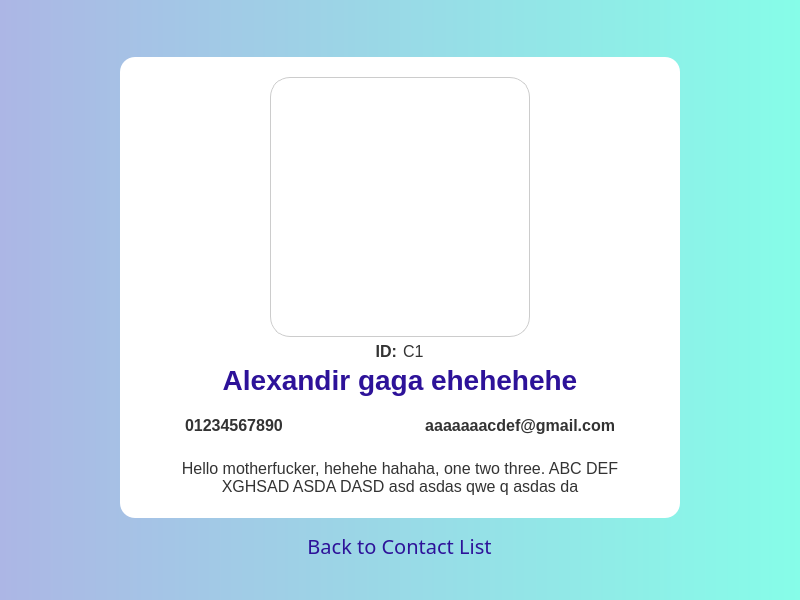
htrvu/contact-list-with-socket, file source/client/ui_mainwindow.ui: the form before one commit.
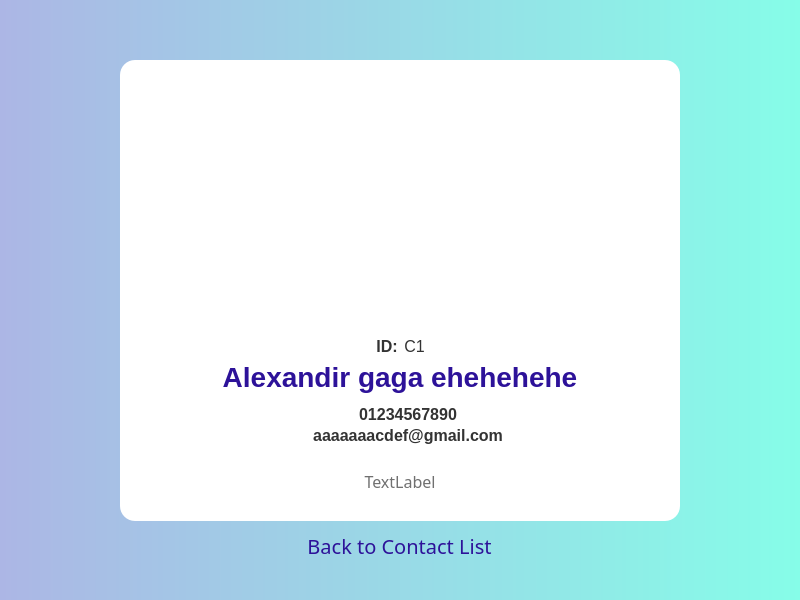
The form after the commit. The open tabs and pages were chosen to show the change. Icons and pictures are not drawn.

Commit message: link list page and detail page, show image from base64, infinite scroll

Diff of the .ui file:
```diff
--- a/source/client/ui_mainwindow.ui
+++ b/source/client/ui_mainwindow.ui
@@ -449,7 +449,7 @@
       <property name="geometry">
        <rect>
         <x>120</x>
-        <y>57</y>
+        <y>60</y>
         <width>560</width>
         <height>461</height>
        </rect>
@@ -460,37 +460,189 @@
 	border-radius: 15px;
 }</string>
       </property>
+      <layout class="QVBoxLayout" name="verticalLayout_4" stretch="0,0,0,0,0">
+       <property name="spacing">
+        <number>0</number>
+       </property>
+       <property name="sizeConstraint">
+        <enum>QLayout::SetDefaultConstraint</enum>
+       </property>
+       <property name="leftMargin">
+        <number>11</number>
+       </property>
+       <property name="topMargin">
+        <number>16</number>
+       </property>
+       <property name="rightMargin">
+        <number>11</number>
+       </property>
+       <property name="bottomMargin">
+        <number>12</number>
+       </property>
+       <item>
+        <widget class="QWidget" name="widget_4" native="true">
+         <property name="minimumSize">
+          <size>
+           <width>0</width>
+           <height>0</height>
+          </size>
+         </property>
+         <layout class="QHBoxLayout" name="horizontalLayout_2">
+          <property name="topMargin">
+           <number>0</number>
+          </property>
+          <property name="bottomMargin">
+           <number>5</number>
+          </property>
+          <item>
+           <spacer name="horizontalSpacer">
+            <property name="orientation">
+             <enum>Qt::Horizontal</enum>
+            </property>
+            <property name="sizeType">
+             <enum>QSizePolicy::Preferred</enum>
+            </property>
+            <property name="sizeHint" stdset="0">
+             <size>
+              <width>40</width>
+              <height>20</height>
+             </size>
+            </property>
+           </spacer>
+          </item>
+          <item>
       <widget class="QLabel" name="detailImg">
-       <property name="geometry">
-        <rect>
-         <x>150</x>
-         <y>20</y>
-         <width>260</width>
-         <height>260</height>
-        </rect>
-       </property>
-       <property name="styleSheet">
-        <string notr="true">border: 1px solid #ccc;
-border-radius: 20px;</string>
+            <property name="minimumSize">
+             <size>
+              <width>250</width>
+              <height>250</height>
+             </size>
+            </property>
+            <property name="maximumSize">
+             <size>
+              <width>250</width>
+              <height>250</height>
+             </size>
        </property>
        <property name="text">
         <string/>
        </property>
-       <property name="pixmap">
-        <pixmap>alexis_barnett.png</pixmap>
-       </property>
-       <property name="scaledContents">
-        <bool>true</bool>
-       </property>
-      </widget>
+           </widget>
+          </item>
+          <item>
+           <spacer name="horizontalSpacer_4">
+            <property name="orientation">
+             <enum>Qt::Horizontal</enum>
+            </property>
+            <property name="sizeType">
+             <enum>QSizePolicy::Preferred</enum>
+            </property>
+            <property name="sizeHint" stdset="0">
+             <size>
+              <width>40</width>
+              <height>20</height>
+             </size>
+            </property>
+           </spacer>
+          </item>
+         </layout>
+        </widget>
+       </item>
+       <item>
+        <widget class="QWidget" name="widget_8" native="true">
+         <property name="minimumSize">
+          <size>
+           <width>0</width>
+           <height>0</height>
+          </size>
+         </property>
+         <property name="maximumSize">
+          <size>
+           <width>16777215</width>
+           <height>30</height>
+          </size>
+         </property>
+         <property name="styleSheet">
+          <string notr="true">font-size: 16px;</string>
+         </property>
+         <layout class="QHBoxLayout" name="horizontalLayout_6">
+          <property name="leftMargin">
+           <number>0</number>
+          </property>
+          <property name="topMargin">
+           <number>0</number>
+          </property>
+          <property name="rightMargin">
+           <number>0</number>
+          </property>
+          <property name="bottomMargin">
+           <number>0</number>
+          </property>
+          <item>
+           <spacer name="horizontalSpacer_7">
+            <property name="orientation">
+             <enum>Qt::Horizontal</enum>
+            </property>
+            <property name="sizeHint" stdset="0">
+             <size>
+              <width>40</width>
+              <height>20</height>
+             </size>
+            </property>
+           </spacer>
+          </item>
+          <item>
+           <widget class="QLabel" name="label_13">
+            <property name="styleSheet">
+             <string notr="true">font-weight: bold;</string>
+            </property>
+            <property name="text">
+             <string>ID:</string>
+            </property>
+            <property name="alignment">
+             <set>Qt::AlignCenter</set>
+            </property>
+           </widget>
+          </item>
+          <item>
+           <widget class="QLabel" name="detailID">
+            <property name="text">
+             <string>C1</string>
+            </property>
+            <property name="alignment">
+             <set>Qt::AlignCenter</set>
+            </property>
+           </widget>
+          </item>
+          <item>
+           <spacer name="horizontalSpacer_8">
+            <property name="orientation">
+             <enum>Qt::Horizontal</enum>
+            </property>
+            <property name="sizeHint" stdset="0">
+             <size>
+              <width>40</width>
+              <height>20</height>
+             </size>
+            </property>
+           </spacer>
+          </item>
+         </layout>
+        </widget>
+       </item>
+       <item>
       <widget class="QLabel" name="detailName">
-       <property name="geometry">
-        <rect>
-         <x>0</x>
-         <y>297</y>
-         <width>560</width>
-         <height>51</height>
-        </rect>
+         <property name="minimumSize">
+          <size>
+           <width>0</width>
+           <height>0</height>
+          </size>
+         </property>
+         <property name="maximumSize">
+          <size>
+           <width>16777215</width>
+           <height>35</height>
+          </size>
        </property>
        <property name="styleSheet">
         <string notr="true">font-size: 28px;
@@ -501,42 +653,64 @@
         <string>Alexandir gaga ehehehehe</string>
        </property>
        <property name="alignment">
-        <set>Qt::AlignCenter</set>
-       </property>
-      </widget>
-      <widget class="QWidget" name="widget_3" native="true">
-       <property name="geometry">
-        <rect>
-         <x>50</x>
-         <y>344</y>
-         <width>460</width>
-         <height>48</height>
-        </rect>
-       </property>
-       <property name="styleSheet">
-        <string notr="true">QLabel {
-	font-size: 16px;
-	color: #333;
-}</string>
-       </property>
-       <layout class="QHBoxLayout" name="horizontalLayout_2" stretch="0,1,0,1,0">
-        <property name="sizeConstraint">
-         <enum>QLayout::SetDefaultConstraint</enum>
-        </property>
+          <set>Qt::AlignHCenter|Qt::AlignTop</set>
+         </property>
+        </widget>
+       </item>
+       <item>
+        <widget class="QWidget" name="widget_9" native="true">
+         <property name="minimumSize">
+          <size>
+           <width>0</width>
+           <height>0</height>
+          </size>
+         </property>
+         <property name="maximumSize">
+          <size>
+           <width>16777215</width>
+           <height>70</height>
+          </size>
+         </property>
+         <layout class="QVBoxLayout" name="verticalLayout_5">
+          <property name="spacing">
+           <number>0</number>
+          </property>
+          <property name="topMargin">
+           <number>8</number>
+          </property>
+          <property name="bottomMargin">
+           <number>8</number>
+          </property>
+          <item>
+           <widget class="QWidget" name="widget_10" native="true">
+            <layout class="QHBoxLayout" name="horizontalLayout_7">
         <property name="leftMargin">
          <number>0</number>
         </property>
         <property name="topMargin">
-         <number>5</number>
+              <number>0</number>
         </property>
         <property name="rightMargin">
          <number>0</number>
         </property>
         <property name="bottomMargin">
-         <number>5</number>
+              <number>0</number>
         </property>
         <item>
-         <widget class="QLabel" name="label_6">
+              <spacer name="horizontalSpacer_9">
+               <property name="orientation">
+                <enum>Qt::Horizontal</enum>
+               </property>
+               <property name="sizeHint" stdset="0">
+                <size>
+                 <width>40</width>
+                 <height>20</height>
+                </size>
+               </property>
+              </spacer>
+             </item>
+             <item>
+              <widget class="QLabel" name="label_14">
           <property name="maximumSize">
            <size>
             <width>32</width>
@@ -566,45 +740,67 @@
         </item>
         <item>
          <widget class="QLabel" name="detailPhone">
-          <property name="styleSheet">
-           <string notr="true">font-weight: bold;</string>
+               <property name="font">
+                <font>
+                 <pointsize>-1</pointsize>
+                 <weight>75</weight>
+                 <bold>true</bold>
+                </font>
           </property>
           <property name="text">
            <string>01234567890</string>
           </property>
-         </widget>
-        </item>
-        <item>
-         <spacer name="horizontalSpacer">
-          <property name="orientation">
-           <enum>Qt::Horizontal</enum>
-          </property>
-          <property name="sizeType">
-           <enum>QSizePolicy::Preferred</enum>
-          </property>
-          <property name="sizeHint" stdset="0">
-           <size>
-            <width>40</width>
-            <height>20</height>
-           </size>
-          </property>
-         </spacer>
-        </item>
-        <item>
-         <widget class="QLabel" name="detailMail">
-          <property name="styleSheet">
-           <string notr="true">font-weight: bold;</string>
-          </property>
-          <property name="text">
-           <string>aaaaaaacdef@gmail.com</string>
-          </property>
           <property name="alignment">
-           <set>Qt::AlignRight|Qt::AlignTrailing|Qt::AlignVCenter</set>
+                <set>Qt::AlignCenter</set>
           </property>
          </widget>
         </item>
         <item>
-         <widget class="QLabel" name="label_12">
+              <spacer name="horizontalSpacer_10">
+               <property name="orientation">
+                <enum>Qt::Horizontal</enum>
+               </property>
+               <property name="sizeHint" stdset="0">
+                <size>
+                 <width>40</width>
+                 <height>20</height>
+                </size>
+               </property>
+              </spacer>
+             </item>
+            </layout>
+           </widget>
+          </item>
+          <item>
+           <widget class="QWidget" name="widget_11" native="true">
+            <layout class="QHBoxLayout" name="horizontalLayout_8">
+             <property name="leftMargin">
+              <number>0</number>
+             </property>
+             <property name="topMargin">
+              <number>0</number>
+             </property>
+             <property name="rightMargin">
+              <number>0</number>
+             </property>
+             <property name="bottomMargin">
+              <number>0</number>
+             </property>
+             <item>
+              <spacer name="horizontalSpacer_11">
+               <property name="orientation">
+                <enum>Qt::Horizontal</enum>
+               </property>
+               <property name="sizeHint" stdset="0">
+                <size>
+                 <width>40</width>
+                 <height>20</height>
+                </size>
+               </property>
+              </spacer>
+             </item>
+             <item>
+              <widget class="QLabel" name="label_18">
           <property name="maximumSize">
            <size>
             <width>32</width>
@@ -622,69 +818,89 @@
           </property>
          </widget>
         </item>
-       </layout>
-      </widget>
-      <widget class="QWidget" name="widget_5" native="true">
-       <property name="geometry">
-        <rect>
-         <x>150</x>
-         <y>280</y>
-         <width>260</width>
-         <height>31</height>
-        </rect>
-       </property>
-       <property name="styleSheet">
-        <string notr="true">font-size: 16px;</string>
-       </property>
-       <layout class="QHBoxLayout" name="horizontalLayout_4">
+             <item>
+              <widget class="QLabel" name="detailEmail">
+               <property name="font">
+                <font>
+                 <pointsize>-1</pointsize>
+                 <weight>75</weight>
+                 <bold>true</bold>
+                </font>
+               </property>
+               <property name="text">
+                <string>aaaaaaacdef@gmail.com</string>
+               </property>
+               <property name="alignment">
+                <set>Qt::AlignCenter</set>
+               </property>
+              </widget>
+             </item>
+             <item>
+              <spacer name="horizontalSpacer_12">
+               <property name="orientation">
+                <enum>Qt::Horizontal</enum>
+               </property>
+               <property name="sizeHint" stdset="0">
+                <size>
+                 <width>40</width>
+                 <height>20</height>
+                </size>
+               </property>
+              </spacer>
+             </item>
+            </layout>
+           </widget>
+          </item>
+         </layout>
+        </widget>
+       </item>
+       <item>
+        <widget class="QWidget" name="widget_3" native="true">
+         <layout class="QHBoxLayout" name="horizontalLayout_3">
+          <property name="spacing">
+           <number>0</number>
+          </property>
         <property name="leftMargin">
          <number>0</number>
         </property>
         <property name="topMargin">
-         <number>2</number>
+           <number>0</number>
         </property>
         <property name="rightMargin">
          <number>0</number>
         </property>
         <property name="bottomMargin">
-         <number>5</number>
+           <number>0</number>
         </property>
         <item>
-         <widget class="QLabel" name="label_7">
-          <property name="styleSheet">
-           <string notr="true">font-weight: bold;</string>
-          </property>
-          <property name="text">
-           <string>ID:</string>
-          </property>
-          <property name="alignment">
-           <set>Qt::AlignRight|Qt::AlignTrailing|Qt::AlignVCenter</set>
-          </property>
-         </widget>
+           <spacer name="horizontalSpacer_2">
+            <property name="orientation">
+             <enum>Qt::Horizontal</enum>
+            </property>
+            <property name="sizeType">
+             <enum>QSizePolicy::Preferred</enum>
+            </property>
+            <property name="sizeHint" stdset="0">
+             <size>
+              <width>40</width>
+              <height>20</height>
+             </size>
+            </property>
+           </spacer>
         </item>
         <item>
-         <widget class="QLabel" name="detailID">
-          <property name="text">
-           <string>C1</string>
-          </property>
-         </widget>
-        </item>
-       </layout>
-      </widget>
       <widget class="QLabel" name="detailBio">
-       <property name="geometry">
-        <rect>
-         <x>50</x>
-         <y>400</y>
-         <width>460</width>
-         <height>40</height>
-        </rect>
+            <property name="font">
+             <font>
+              <family>Quicksand</family>
+              <pointsize>-1</pointsize>
+             </font>
        </property>
        <property name="styleSheet">
-        <string notr="true"/>
+             <string notr="true">color: #707070;</string>
        </property>
        <property name="text">
-        <string>Hello motherfucker, hehehe hahaha, one two three. ABC DEF XGHSAD ASDA DASD asd asdas qwe q asdas da</string>
+             <string>TextLabel</string>
        </property>
        <property name="alignment">
         <set>Qt::AlignCenter</set>
@@ -693,6 +909,27 @@
         <bool>true</bool>
        </property>
       </widget>
+          </item>
+          <item>
+           <spacer name="horizontalSpacer_3">
+            <property name="orientation">
+             <enum>Qt::Horizontal</enum>
+            </property>
+            <property name="sizeType">
+             <enum>QSizePolicy::Preferred</enum>
+            </property>
+            <property name="sizeHint" stdset="0">
+             <size>
+              <width>40</width>
+              <height>20</height>
+             </size>
+            </property>
+           </spacer>
+          </item>
+         </layout>
+        </widget>
+       </item>
+      </layout>
      </widget>
     </widget>
     <widget class="QWidget" name="aboutPage">
```
Left out of the diff: 35 changed lines with no effect on the pictures. Lines whose indentation alone changed are shown as unchanged. The commit also changes 11 other files.
